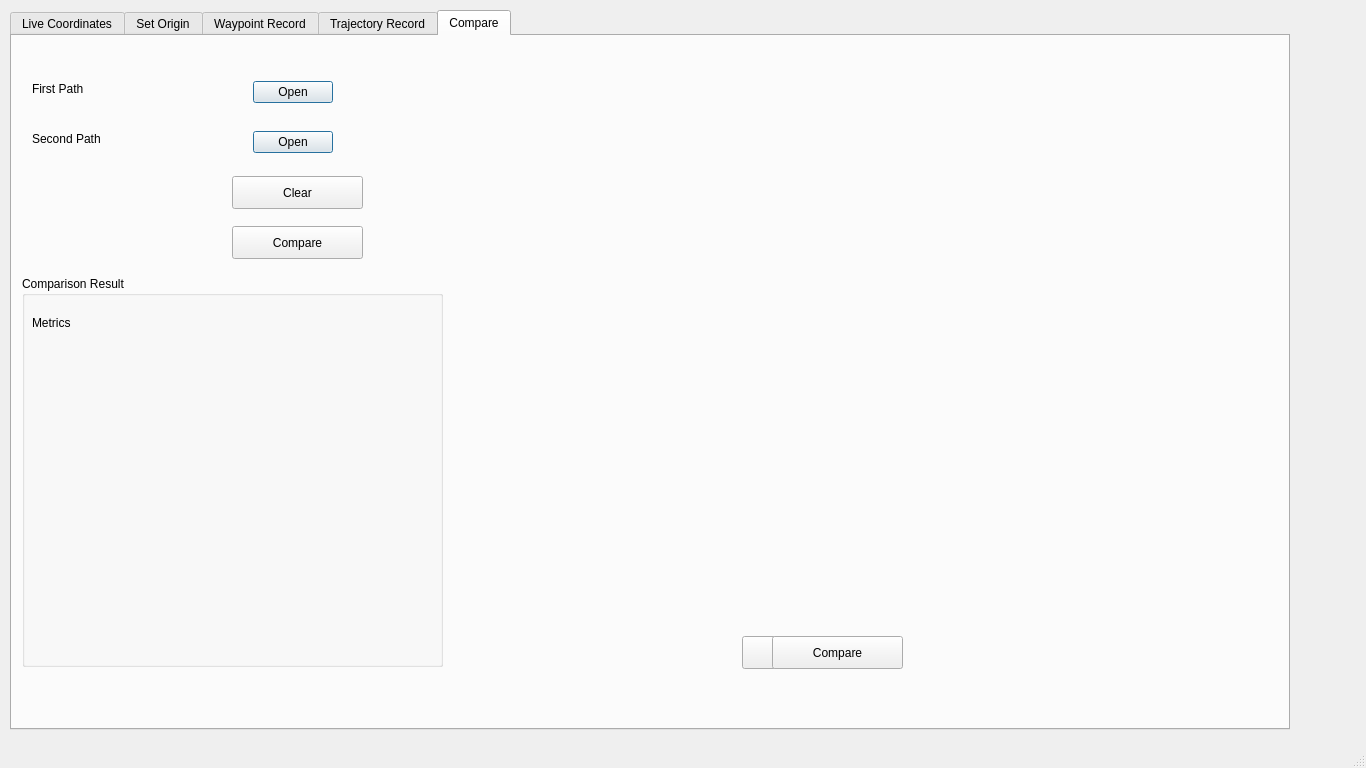
This is src/GUI_Window.ui in Kabilan-T/GUI_for_Trajectory_Benchmarking_with_Indoor_GPS as Qt 5 draws it before an edit. The edited form follows.
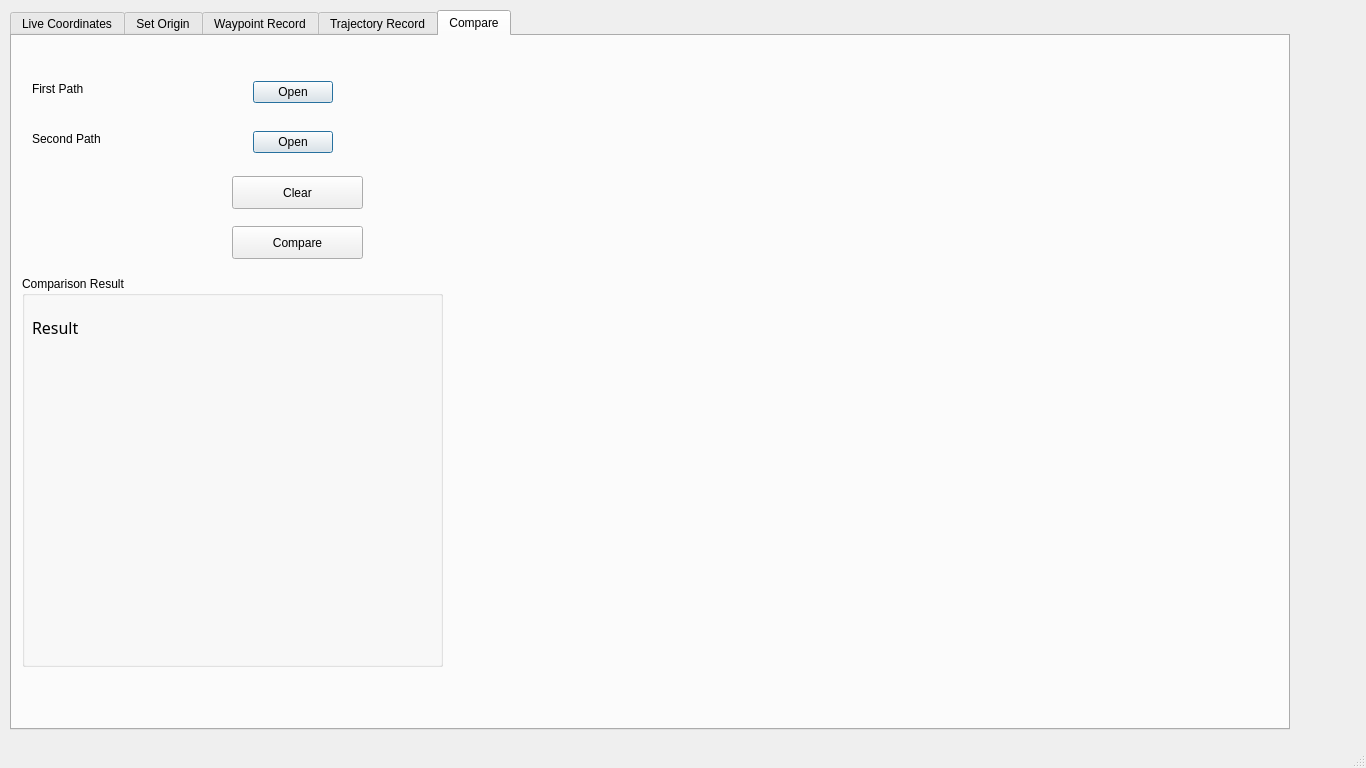
This is the edited form.

```diff
--- a/src/GUI_Window.ui
+++ b/src/GUI_Window.ui
@@ -974,8 +974,17 @@
          <height>341</height>
         </rect>
        </property>
+       <property name="font">
+        <font>
+         <family>Rachana</family>
+         <pointsize>12</pointsize>
+        </font>
+       </property>
        <property name="text">
-        <string>Metrics</string>
+        <string>Result</string>
+       </property>
+       <property name="textFormat">
+        <enum>Qt::PlainText</enum>
        </property>
        <property name="alignment">
         <set>Qt::AlignJustify|Qt::AlignTop</set>
@@ -1019,32 +1028,6 @@
        <set>QDialogButtonBox::Open</set>
       </property>
      </widget>
-     <widget class="QPushButton" name="comaparison_compare_button_2">
-      <property name="geometry">
-       <rect>
-        <x>730</x>
-        <y>600</y>
-        <width>131</width>
-        <height>33</height>
-       </rect>
-      </property>
-      <property name="text">
-       <string>Compare</string>
-      </property>
-     </widget>
-     <widget class="QPushButton" name="comaparison_compare_button_3">
-      <property name="geometry">
-       <rect>
-        <x>760</x>
-        <y>600</y>
-        <width>131</width>
-        <height>33</height>
-       </rect>
-      </property>
-      <property name="text">
-       <string>Compare</string>
-      </property>
-     </widget>
      <widget class="QPushButton" name="comaparison_clear_button">
       <property name="geometry">
        <rect>
```
Left out of the diff: 76 changed lines with no effect on the pictures.
